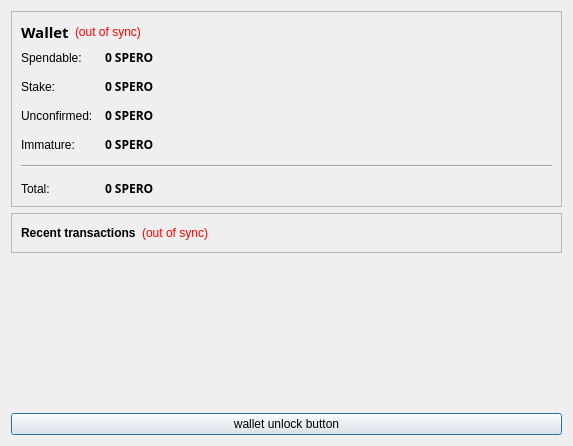
This is src/qt/forms/overviewpage.ui in LightBurdenOfficial/SperoCoin_Android as Qt 5 draws it before an edit. The edited form follows.
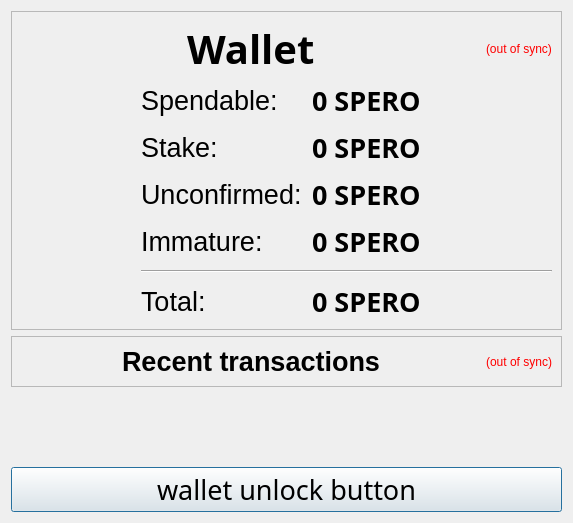
This is the edited form.

```diff
--- a/src/qt/forms/overviewpage.ui
+++ b/src/qt/forms/overviewpage.ui
@@ -25,12 +25,25 @@
        <layout class="QVBoxLayout" name="verticalLayout_4">
         <item>
          <layout class="QHBoxLayout" name="horizontalLayout_4">
+        <item>
+         <spacer name="horizontalSpacer_3">
+          <property name="orientation">
+           <enum>Qt::Horizontal</enum>
+          </property>
+          <property name="sizeHint" stdset="0">
+           <size>
+            <width>40</width>
+            <height>20</height>
+           </size>
+          </property>
+         </spacer>
+        </item>
           <item>
            <widget class="QLabel" name="label_5">
             <property name="font">
              <font>
              <family>Century Gothic</family>
-              <pointsize>11</pointsize>
+            <pointsize>30</pointsize>
               <weight>75</weight>
               <bold>true</bold>
              </font>
@@ -40,6 +53,19 @@
             </property>
            </widget>
           </item>
+        <item>
+         <spacer name="horizontalSpacer_2">
+          <property name="orientation">
+           <enum>Qt::Horizontal</enum>
+          </property>
+          <property name="sizeHint" stdset="0">
+           <size>
+            <width>40</width>
+            <height>20</height>
+           </size>
+          </property>
+         </spacer>
+        </item>
           <item>
            <widget class="QLabel" name="labelWalletStatus">
             <property name="toolTip">
@@ -56,19 +82,6 @@
             </property>
            </widget>
           </item>
-          <item>
-           <spacer name="horizontalSpacer_2">
-            <property name="orientation">
-             <enum>Qt::Horizontal</enum>
-            </property>
-            <property name="sizeHint" stdset="0">
-             <size>
-              <width>40</width>
-              <height>20</height>
-             </size>
-            </property>
-           </spacer>
-          </item>
          </layout>
         </item>
         <item>
@@ -77,13 +90,21 @@
            <enum>QFormLayout::AllNonFixedFieldsGrow</enum>
           </property>
           <property name="horizontalSpacing">
-           <number>12</number>
+         <number>10</number>
           </property>
           <property name="verticalSpacing">
-           <number>12</number>
+         <number>10</number>
+        </property>
+        <property name="leftMargin">
+         <number>120</number>
           </property>
           <item row="0" column="0">
            <widget class="QLabel" name="label">
+          <property name="font">
+           <font>
+            <pointsize>20</pointsize>
+           </font>
+          </property>
             <property name="text">
              <string>Spendable:</string>
             </property>
@@ -94,6 +115,7 @@
             <property name="font">
              <font>
               <family>Century Gothic</family>
+            <pointsize>20</pointsize>
               <weight>75</weight>
               <bold>true</bold>
              </font>
@@ -114,6 +136,11 @@
           </item>
           <item row="1" column="0">
            <widget class="QLabel" name="label_6">
+          <property name="font">
+           <font>
+            <pointsize>20</pointsize>
+           </font>
+          </property>
             <property name="text">
              <string>Stake:</string>
             </property>
@@ -124,6 +151,7 @@
             <property name="font">
              <font>
               <family>Century Gothic</family>
+            <pointsize>20</pointsize>
               <weight>75</weight>
               <bold>true</bold>
              </font>
@@ -144,6 +172,11 @@
           </item>
           <item row="2" column="0">
            <widget class="QLabel" name="label_3">
+          <property name="font">
+           <font>
+            <pointsize>20</pointsize>
+           </font>
+          </property>
             <property name="text">
              <string>Unconfirmed:</string>
             </property>
@@ -154,6 +187,7 @@
             <property name="font">
              <font>
               <family>Century Gothic</family>
+            <pointsize>20</pointsize>
               <weight>75</weight>
               <bold>true</bold>
              </font>
@@ -174,6 +208,11 @@
           </item>
           <item row="3" column="0">
            <widget class="QLabel" name="labelImmatureText">
+          <property name="font">
+           <font>
+            <pointsize>20</pointsize>
+           </font>
+          </property>
             <property name="text">
              <string>Immature:</string>
             </property>
@@ -184,6 +223,7 @@
             <property name="font">
              <font>
               <family>Century Gothic</family>
+            <pointsize>20</pointsize>
               <weight>75</weight>
               <bold>true</bold>
              </font>
@@ -208,6 +248,11 @@
           </item>
           <item row="5" column="0">
            <widget class="QLabel" name="labelTotalText">
+          <property name="font">
+           <font>
+            <pointsize>20</pointsize>
+           </font>
+          </property>
             <property name="text">
              <string>Total:</string>
             </property>
@@ -218,6 +263,7 @@
             <property name="font">
              <font>
               <family>Century Gothic</family>
+            <pointsize>20</pointsize>
               <weight>75</weight>
               <bold>true</bold>
              </font>
@@ -252,13 +298,44 @@
      <layout class="QVBoxLayout" name="verticalLayout">
      <item>
             <layout class="QHBoxLayout" name="horizontalLayout_2">
+        <item>
+         <spacer name="horizontalSpacer_4">
+          <property name="orientation">
+           <enum>Qt::Horizontal</enum>
+          </property>
+          <property name="sizeHint" stdset="0">
+           <size>
+            <width>40</width>
+            <height>20</height>
+           </size>
+          </property>
+         </spacer>
+        </item>
         <item>
          <widget class="QLabel" name="label_4">
+          <property name="font">
+           <font>
+            <pointsize>20</pointsize>
+           </font>
+          </property>
           <property name="text">
            <string>&lt;b&gt;Recent transactions&lt;/b&gt;</string>
           </property>
          </widget>
         </item>
+        <item>
+         <spacer name="horizontalSpacer">
+          <property name="orientation">
+           <enum>Qt::Horizontal</enum>
+          </property>
+          <property name="sizeHint" stdset="0">
+           <size>
+            <width>40</width>
+            <height>20</height>
+           </size>
+          </property>
+         </spacer>
+        </item>
         <item>
       <widget class="QLabel" name="labelTransactionsStatus">
        <property name="toolTip">
@@ -275,19 +352,6 @@
        </property>
       </widget>
      </item>
-     <item>
-      <spacer name="horizontalSpacer">
-       <property name="orientation">
-       <enum>Qt::Horizontal</enum>
-       </property>
-       <property name="sizeHint" stdset="0">
-        <size>
-         <width>40</width>
-         <height>20</height>
-        </size>
-       </property>
-       </spacer>
-       </item>
        </layout>
        </item>
        </layout>
@@ -350,6 +414,15 @@
          <height>16777214</height>
         </size>
        </property>
+     <property name="font">
+      <font>
+       <family>Century Gothic</family>
+       <pointsize>20</pointsize>
+       <weight>9</weight>
+       <italic>false</italic>
+       <bold>false</bold>
+      </font>
+     </property>
        <property name="toolTip">
         <string/>
        </property>
```
Left out of the diff: 6 changed lines with no effect on the pictures. Lines whose indentation alone changed are shown as unchanged.
